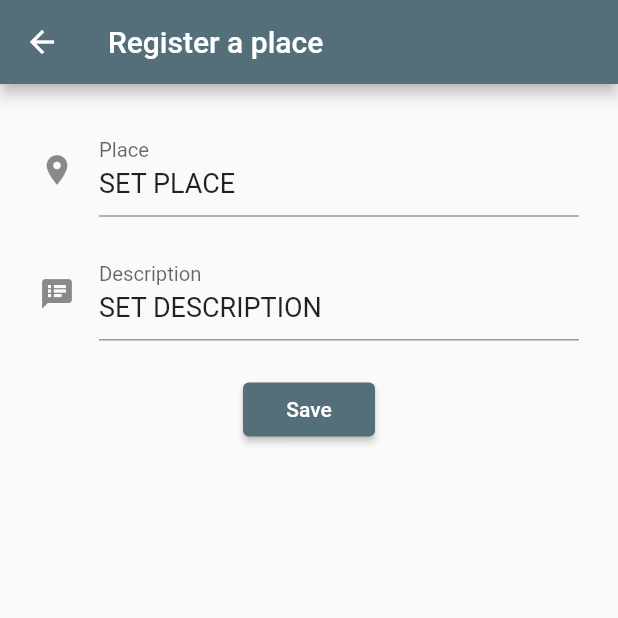
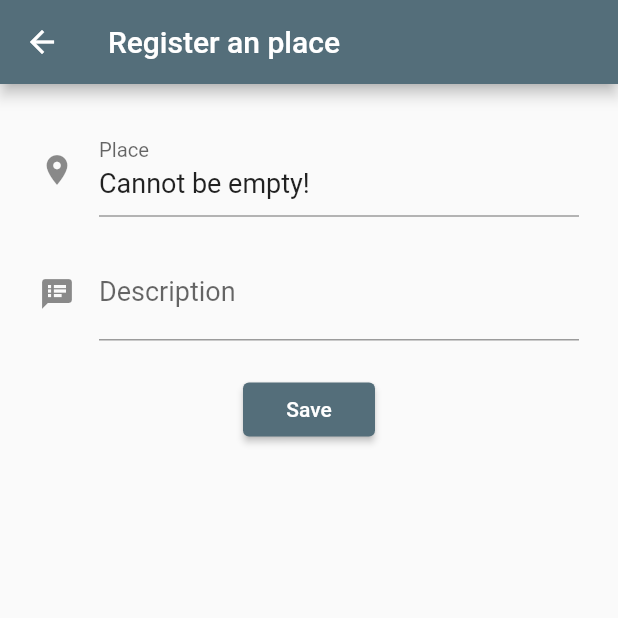
Before and after one commit to soaresmessiasg130/courseflutter, a Flutter app: the RegisterPlace screen opened directly, after a tap on "Save", on a phone screen of 412 x 824 dp, the top half of it. Run offline on Flutter 3.47's test engine with Material 2 defaults, Android fonts, the light colour scheme and no system bars.

Commit message:
Projeto finalizado

```diff
--- a/lib/main.dart
+++ b/lib/main.dart
@@ -7,6 +7,7 @@ void main() => runApp(
 );
 
 class KnowBefore extends StatelessWidget {
+
   @override
   Widget build(BuildContext context) {
     return MaterialApp(
@@ -24,4 +25,5 @@ class KnowBefore extends StatelessWidget {
       home: ListPlaces(),
     );
   }
+
 }
--- a/lib/models/place.dart
+++ b/lib/models/place.dart
@@ -1,9 +1,18 @@
+
+// Model Place
+
 class Place {
+
   final String placeTitle;
   final String placeDescription;
-  Place(this.placeTitle, this.placeDescription);
+
+  Place(
+    this.placeTitle,
+    this.placeDescription
+  );
+
   @override
   String toString () {
-    return '{"place":["placeTitle":"$placeTitle","placeDescription":"$placeDescription"]}';
+    return '{\n"place":[\n--"placeTitle":"$placeTitle",\n--"placeDescription":"$placeDescription"\n]\n}';
   }
 }
--- a/lib/screens/register/register.dart
+++ b/lib/screens/register/register.dart
@@ -4,6 +4,11 @@
 import 'package:flutter/material.dart';
 import 'package:knowbefore/components/input_text_icon.dart';
 import 'package:knowbefore/models/place.dart';
+
+const _titleRegister = 'Register an place';
+const _labelPlace = 'Place';
+const _labelDescription = 'Description';
+const _buttonText = 'Save';
 
 class RegisterPlace extends StatefulWidget {
   @override
@@ -19,7 +24,7 @@ class RegisterPlaceState extends State<RegisterPlace> {
   Widget build(BuildContext context) {
     return Scaffold(
       appBar: AppBar(
-        title: Text("Register a place"),
+        title: Text(_titleRegister),
       ),
       body: Padding(
         padding: const EdgeInsets.all(16.0),
@@ -27,19 +32,19 @@ class RegisterPlaceState extends State<RegisterPlace> {
           child: Column(
             children: <Widget> [
               InputTextIcon(
-                label: 'Place',
+                label: _labelPlace,
                 controller: _placeController,
                 icon: Icons.location_on
               ),
               InputTextIcon(
-                label: 'Description',
+                label: _labelDescription,
                 controller: _descriptionController,
                 icon: Icons.speaker_notes
               ),
               Padding(
                 padding: const EdgeInsets.all(12.0),
                 child: RaisedButton(
-                  child: Text("Save"),
+                  child: Text(_buttonText),
                   onPressed: () => _createPlaceItem(context),
                 ),
               )
@@ -49,19 +54,16 @@ class RegisterPlaceState extends State<RegisterPlace> {
       ),
     );
   }
+
   void _createPlaceItem (BuildContext context) {
-    print('Clicou no botão--->>Valores:\n');
+
     final String _place = _placeController.text;
-    _placeController.text = '';
     final String _description = _descriptionController.text;
-    _descriptionController.text = '';
-    if (_place != null && _place.isNotEmpty && _description != null && _description.isNotEmpty) {
-      final _placeView = Place(_place, _description);
-      debugPrint('$_placeView');
-      Navigator.pop(context, _placeView);
-    } else {
-      _placeController.text = 'SET PLACE';
-      _descriptionController.text = 'SET DESCRIPTION';
-    }
+
+    if (!_place.isEmpty && _place != 'Cannot be empty')
+      if (!_description.isEmpty && _description != 'Cannot be empty')
+        Navigator.pop(context, Place(_place, _description));
+      else _descriptionController.text = 'Cannot be empty!';
+    else _placeController.text = 'Cannot be empty!';
   }
 }
```
Also changed, not shown: lib/components/input_text_icon.dart (+9 -1 lines), lib/screens/list/places.dart (+21 -20 lines).
